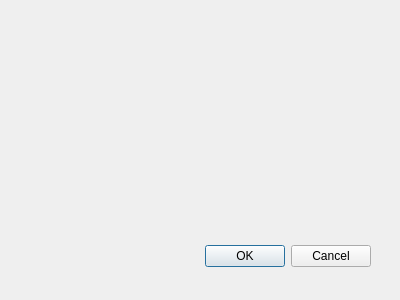
This is wtyczka_projekt/wtyczka_projekt_dialog_base.ui in NinaJanczak/projekt_2_informatyka as Qt 5 draws it before an edit. The edited form follows.
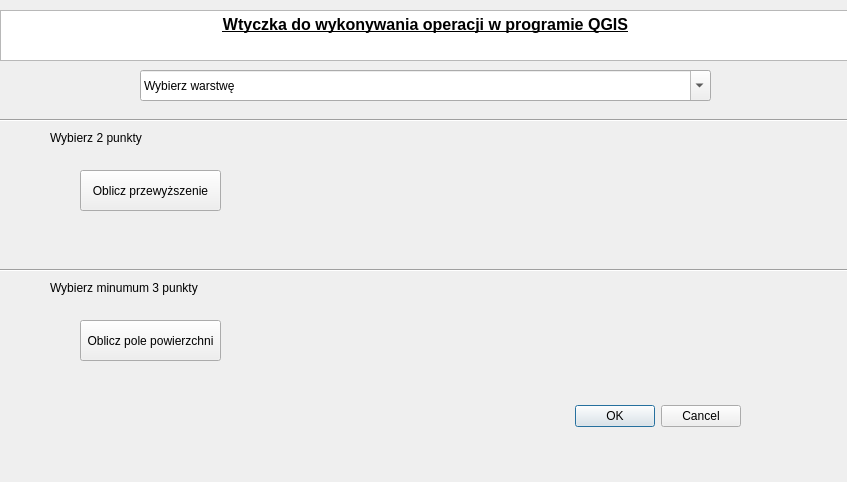
This is the edited form. Custom widgets are drawn as their Qt base class.

Commit message: utworzenie okna dialogowego w qt designer

Diff of the .ui file:
```diff
--- a/wtyczka_projekt/wtyczka_projekt_dialog_base.ui
+++ b/wtyczka_projekt/wtyczka_projekt_dialog_base.ui
@@ -1,22 +1,22 @@
 <ui version="4.0" >
  <class>WtyczkaProjektDialogBase</class>
- <widget class="QDialog" name="WtyczkaProjektDialogBase" >
-  <property name="geometry" >
+ <widget class="QDialog" name="WtyczkaProjektDialogBase">
+  <property name="geometry">
    <rect>
     <x>0</x>
     <y>0</y>
-    <width>400</width>
-    <height>300</height>
+    <width>847</width>
+    <height>482</height>
    </rect>
   </property>
   <property name="windowTitle" >
    <string>Operacje na punktach</string>
   </property>
-  <widget class="QDialogButtonBox" name="button_box" >
-   <property name="geometry" >
+  <widget class="QDialogButtonBox" name="button_box">
+   <property name="geometry">
     <rect>
-     <x>30</x>
-     <y>240</y>
+     <x>400</x>
+     <y>400</y>
      <width>341</width>
      <height>32</height>
     </rect>
@@ -28,7 +28,151 @@
     <set>QDialogButtonBox::Cancel|QDialogButtonBox::Ok</set>
    </property>
   </widget>
+  <widget class="QTextBrowser" name="tytul">
+   <property name="geometry">
+    <rect>
+     <x>0</x>
+     <y>10</y>
+     <width>851</width>
+     <height>51</height>
+    </rect>
+   </property>
+   <property name="html">
+    <string>&lt;!DOCTYPE HTML PUBLIC &quot;-//W3C//DTD HTML 4.0//EN&quot; &quot;http://www.w3.org/TR/REC-html40/strict.dtd&quot;&gt;
+&lt;html&gt;&lt;head&gt;&lt;meta name=&quot;qrichtext&quot; content=&quot;1&quot; /&gt;&lt;style type=&quot;text/css&quot;&gt;
+p, li { white-space: pre-wrap; }
+&lt;/style&gt;&lt;/head&gt;&lt;body style=&quot; font-family:'MS Shell Dlg 2'; font-size:7.8pt; font-weight:400; font-style:normal;&quot;&gt;
+&lt;p align=&quot;center&quot; style=&quot; margin-top:0px; margin-bottom:0px; margin-left:0px; margin-right:0px; -qt-block-indent:0; text-indent:0px;&quot;&gt;&lt;span style=&quot; font-size:12pt; font-weight:600; text-decoration: underline;&quot;&gt;Wtyczka do wykonywania operacji w programie QGIS&lt;/span&gt;&lt;/p&gt;&lt;/body&gt;&lt;/html&gt;</string>
+   </property>
+  </widget>
+  <widget class="QgsMapLayerComboBox" name="wybor_warstwy">
+   <property name="geometry">
+    <rect>
+     <x>140</x>
+     <y>70</y>
+     <width>571</width>
+     <height>31</height>
+    </rect>
+   </property>
+   <property name="editable">
+    <bool>true</bool>
+   </property>
+   <property name="currentText">
+    <string>Wybierz warstwę</string>
+   </property>
+  </widget>
+  <widget class="QPushButton" name="klik_przewyzszenie">
+   <property name="geometry">
+    <rect>
+     <x>80</x>
+     <y>170</y>
+     <width>141</width>
+     <height>41</height>
+    </rect>
+   </property>
+   <property name="text">
+    <string>Oblicz przewyższenie</string>
+   </property>
+  </widget>
+  <widget class="QPushButton" name="klik_pole">
+   <property name="geometry">
+    <rect>
+     <x>80</x>
+     <y>320</y>
+     <width>141</width>
+     <height>41</height>
+    </rect>
+   </property>
+   <property name="text">
+    <string>Oblicz pole powierzchni</string>
+   </property>
+  </widget>
+  <widget class="Line" name="line">
+   <property name="geometry">
+    <rect>
+     <x>-20</x>
+     <y>260</y>
+     <width>871</width>
+     <height>20</height>
+    </rect>
+   </property>
+   <property name="orientation">
+    <enum>Qt::Horizontal</enum>
+   </property>
+  </widget>
+  <widget class="QLabel" name="label_2punkty">
+   <property name="geometry">
+    <rect>
+     <x>50</x>
+     <y>130</y>
+     <width>101</width>
+     <height>16</height>
+    </rect>
+   </property>
+   <property name="text">
+    <string>Wybierz 2 punkty</string>
+   </property>
+  </widget>
+  <widget class="QLabel" name="label_3punkty">
+   <property name="geometry">
+    <rect>
+     <x>50</x>
+     <y>280</y>
+     <width>161</width>
+     <height>16</height>
+    </rect>
+   </property>
+   <property name="text">
+    <string>Wybierz minumum 3 punkty</string>
+   </property>
+  </widget>
+  <widget class="Line" name="line_2">
+   <property name="geometry">
+    <rect>
+     <x>0</x>
+     <y>110</y>
+     <width>871</width>
+     <height>20</height>
+    </rect>
+   </property>
+   <property name="orientation">
+    <enum>Qt::Horizontal</enum>
+   </property>
+  </widget>
+  <widget class="QLabel" name="label_wynik_przewyzszenie">
+   <property name="geometry">
+    <rect>
+     <x>310</x>
+     <y>170</y>
+     <width>351</width>
+     <height>31</height>
+    </rect>
+   </property>
+   <property name="text">
+    <string/>
+   </property>
+  </widget>
+  <widget class="QLabel" name="label_wyni_pole">
+   <property name="geometry">
+    <rect>
+     <x>310</x>
+     <y>320</y>
+     <width>351</width>
+     <height>31</height>
+    </rect>
+   </property>
+   <property name="text">
+    <string/>
+   </property>
+  </widget>
  </widget>
+ <customwidgets>
+  <customwidget>
+   <class>QgsMapLayerComboBox</class>
+   <extends>QComboBox</extends>
+   <header>qgsmaplayercombobox.h</header>
+  </customwidget>
+ </customwidgets>
  <resources/>
  <connections>
   <connection>
```
Left out of the diff: 53 changed lines with no effect on the pictures.
